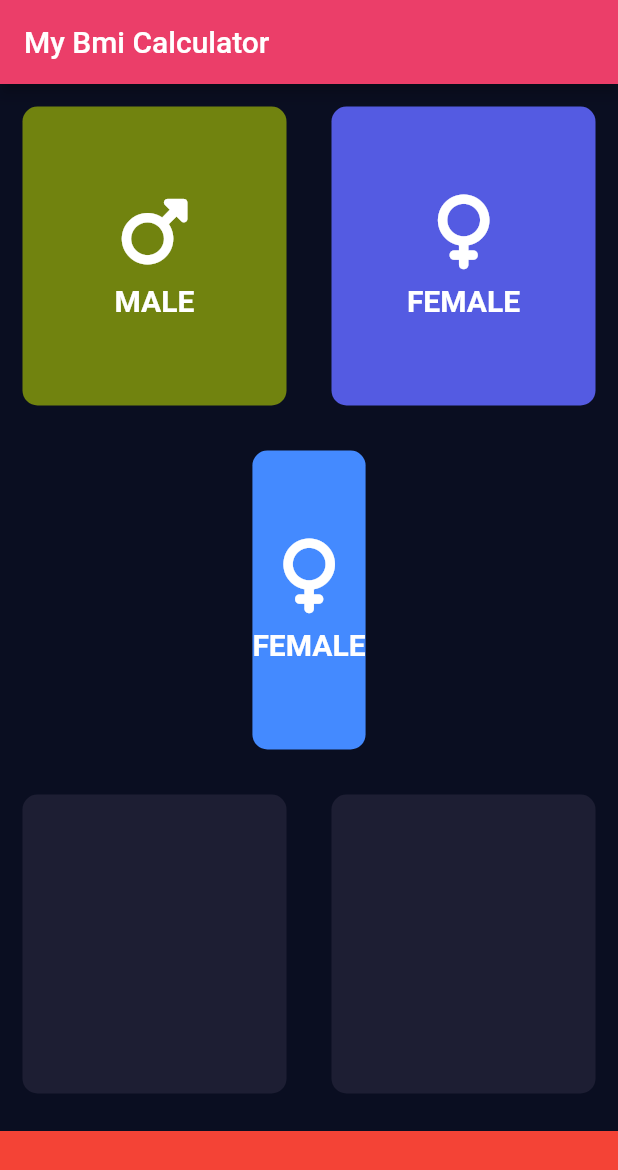
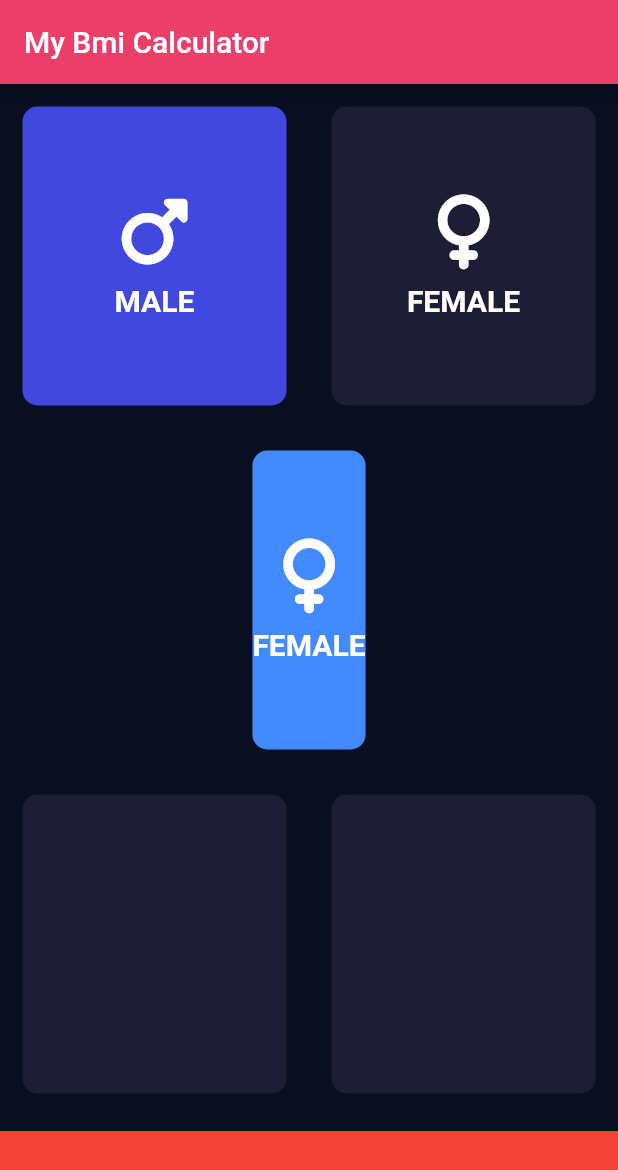
Before and after one commit to kayodeolowo/bmicalculator, a Flutter app: the screen it shows after launch, after a tap on "MALE", on a phone screen of 412 x 824 dp. Shown: the top 1170 px of the screen. Run offline on Flutter 3.47's test engine with Material 2 defaults, Android fonts, the phone set to English and light mode, and no system bars; our stand-ins replace font_awesome_flutter.

Commit message:
activecolor

```diff
--- a/lib/Calculator.dart
+++ b/lib/Calculator.dart
@@ -1,19 +1,26 @@
 // ignore_for_file: prefer_const_constructors, prefer_const_literals_to_create_immutables, use_key_in_widget_constructors
 import 'package:flutter/material.dart';
 import 'package:font_awesome_flutter/font_awesome_flutter.dart';
-import 'icon_widget.dart';
+import 'Icon_widget.dart';
 import 'reuseable_card.dart';
 
 const bottomcontainerheight = 70.0;
+const activeColor = Color.fromARGB(255, 64, 72, 221);
+const inactiveColor = Color(0xFF1D1E33);
+
+enum Gender {
+  male,
+  female,
+}
 
 class Calculator extends StatefulWidget {
-  const Calculator({Key? key}) : super(key: key);
-
   @override
   State<Calculator> createState() => _CalculatorState();
 }
 
 class _CalculatorState extends State<Calculator> {
+  Gender? selectedGender;
+
   @override
   Widget build(BuildContext context) {
     return Scaffold(
@@ -29,24 +36,37 @@ class _CalculatorState extends State<Calculator> {
                 //gesture detector used in place of on pressed because g.d wont afect ui o button.
                 child: GestureDetector(
                   onTap: () {
-                    print("presses");
+                    setState(() {
+                      selectedGender = Gender.male;
+                    });
                   },
                   child: ReuseableCard(
-                    mycolor: Color.fromARGB(255, 113, 131, 15),
-                    cardChild: (iconwidget(
+                    mycolor: selectedGender == Gender.male
+                        ? activeColor
+                        : inactiveColor,
+                    cardChild: Iconwidget(
                       icon: FontAwesomeIcons.mars,
                       label: "MALE",
-                    )),
+                    ),
                   ),
                 ),
               ),
               Expanded(
-                child: ReuseableCard(
-                  mycolor: Color.fromARGB(255, 84, 91, 226),
-                  cardChild: (iconwidget(
-                    icon: FontAwesomeIcons.venus,
-                    label: "FEMALE",
-                  )),
+                child: GestureDetector(
+                  onTap: () {
+                    setState(() {
+                      selectedGender = Gender.female;
+                    });
+                  },
+                  child: ReuseableCard(
+                    mycolor: selectedGender == Gender.female
+                        ? activeColor
+                        : inactiveColor,
+                    cardChild: Iconwidget(
+                      icon: FontAwesomeIcons.venus,
+                      label: "FEMALE",
+                    ),
+                  ),
                 ),
               ),
             ],
@@ -57,10 +77,10 @@ class _CalculatorState extends State<Calculator> {
         Expanded(
           child: ReuseableCard(
             mycolor: Colors.blueAccent,
-            cardChild: (iconwidget(
+            cardChild: Iconwidget(
               icon: FontAwesomeIcons.venus,
               label: "FEMALE",
-            )),
+            ),
           ),
         ),
 
--- a/lib/icon_widget.dart
+++ b/lib/icon_widget.dart
@@ -1,10 +1,10 @@
 import 'package:flutter/material.dart';
 
-
-class iconwidget extends StatelessWidget {
+class Iconwidget extends StatelessWidget {
   final IconData icon;
   final String label;
-  iconwidget({required this.icon, required this.label});
+
+  Iconwidget({required this.icon, required this.label});
 
   @override
   Widget build(BuildContext context) {
```
